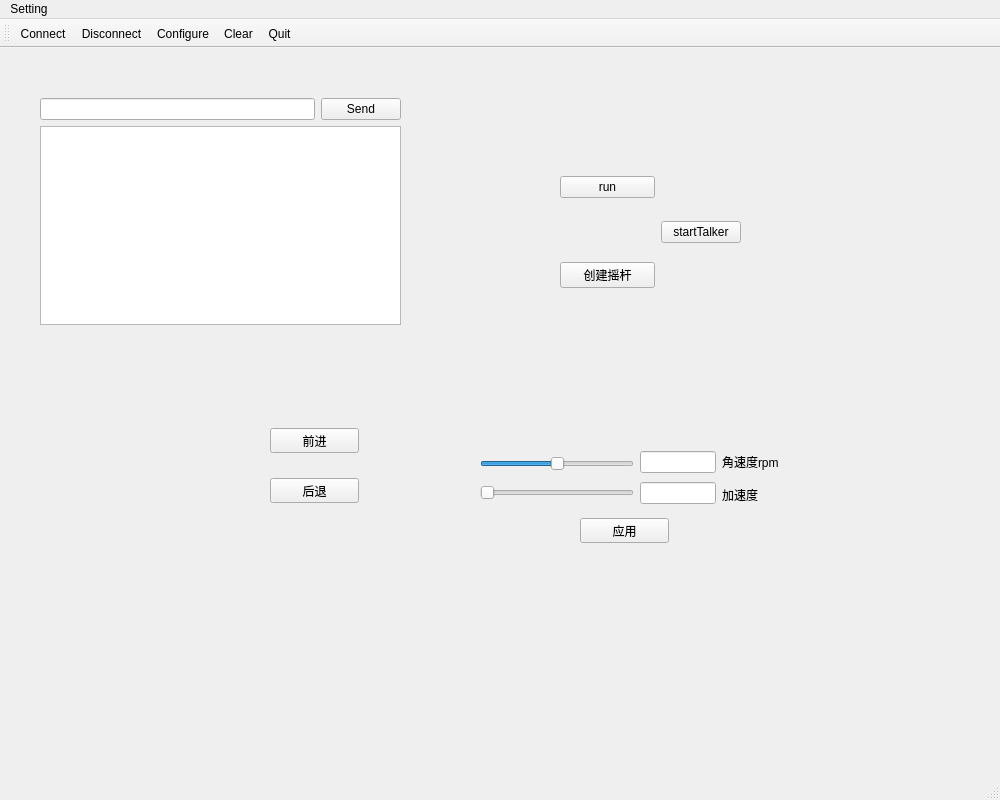
Before: the Qt Designer form ros/catkin_ws/src/qt_app/ui/mainwindow.ui in djl806943371/graduate_project, drawn with Qt 5.
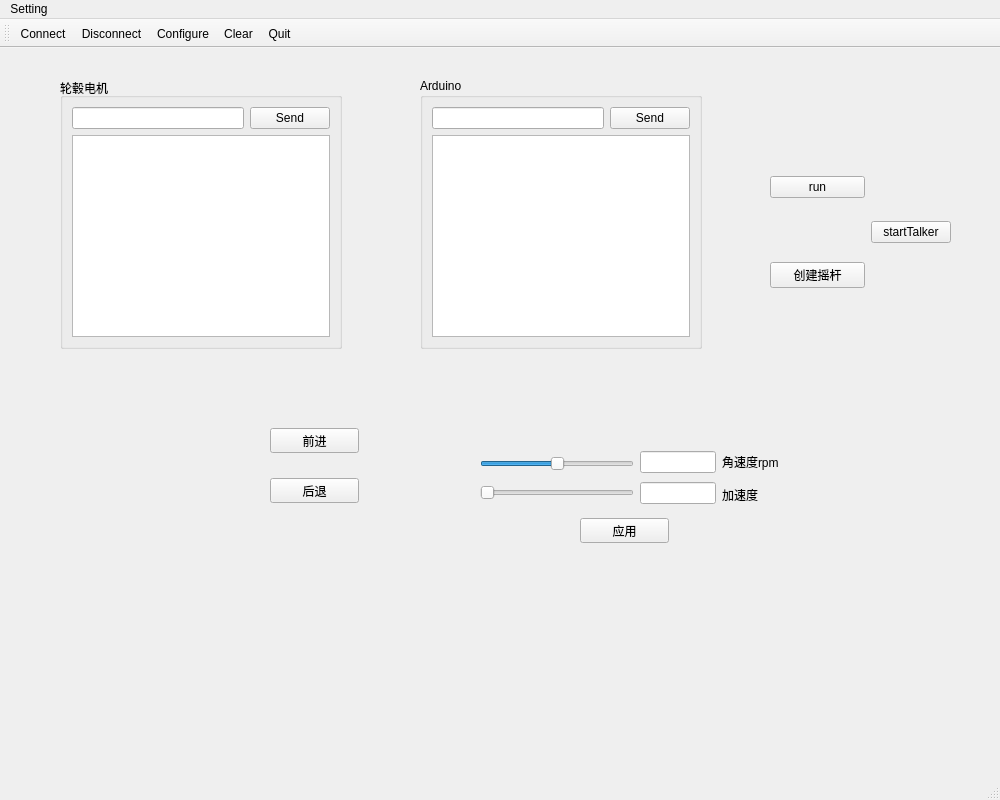
After: the same form once the commit is applied. Icons and pictures are not drawn. Custom widgets are drawn as their Qt base class.

Commit message: 实现跟arduino通信

```diff
--- a/ros/catkin_ws/src/qt_app/ui/mainwindow.ui
+++ b/ros/catkin_ws/src/qt_app/ui/mainwindow.ui
@@ -17,7 +17,7 @@
    <widget class="QWidget" name="layoutWidget">
     <property name="geometry">
      <rect>
-      <x>560</x>
+      <x>770</x>
       <y>110</y>
       <width>181</width>
       <height>149</height>
@@ -152,42 +152,6 @@
      <number>300</number>
     </property>
    </widget>
-   <widget class="QWidget" name="layoutWidget1">
-    <property name="geometry">
-     <rect>
-      <x>40</x>
-      <y>50</y>
-      <width>361</width>
-      <height>227</height>
-     </rect>
-    </property>
-    <layout class="QVBoxLayout" name="verticalLayout_2">
-     <item>
-      <layout class="QHBoxLayout" name="horizontalLayout">
-       <item>
-        <widget class="QLineEdit" name="sendEdit"/>
-       </item>
-       <item>
-        <widget class="QPushButton" name="sendButton">
-         <property name="text">
-          <string>Send</string>
-         </property>
-        </widget>
-       </item>
-      </layout>
-     </item>
-     <item>
-      <widget class="QListWidget" name="logWidget">
-       <property name="autoScroll">
-        <bool>true</bool>
-       </property>
-       <property name="editTriggers">
-        <set>QAbstractItemView::NoEditTriggers</set>
-       </property>
-      </widget>
-     </item>
-    </layout>
-   </widget>
    <widget class="QPushButton" name="applyButton">
     <property name="geometry">
      <rect>
@@ -285,6 +249,84 @@
      </item>
     </layout>
    </widget>
+   <widget class="QGroupBox" name="groupBox">
+    <property name="geometry">
+     <rect>
+      <x>60</x>
+      <y>30</y>
+      <width>282</width>
+      <height>271</height>
+     </rect>
+    </property>
+    <property name="title">
+     <string>轮毂电机</string>
+    </property>
+    <layout class="QVBoxLayout" name="verticalLayout_6">
+     <item>
+      <layout class="QHBoxLayout" name="horizontalLayout">
+       <item>
+        <widget class="QLineEdit" name="sendEdit"/>
+       </item>
+       <item>
+        <widget class="QPushButton" name="sendButton">
+         <property name="text">
+          <string>Send</string>
+         </property>
+        </widget>
+       </item>
+      </layout>
+     </item>
+     <item>
+      <widget class="QListWidget" name="logWidget">
+       <property name="autoScroll">
+        <bool>true</bool>
+       </property>
+       <property name="editTriggers">
+        <set>QAbstractItemView::NoEditTriggers</set>
+       </property>
+      </widget>
+     </item>
+    </layout>
+   </widget>
+   <widget class="QGroupBox" name="groupBox_2">
+    <property name="geometry">
+     <rect>
+      <x>420</x>
+      <y>30</y>
+      <width>282</width>
+      <height>271</height>
+     </rect>
+    </property>
+    <property name="title">
+     <string>Arduino</string>
+    </property>
+    <layout class="QVBoxLayout" name="verticalLayout_7">
+     <item>
+      <layout class="QHBoxLayout" name="horizontalLayout_3">
+       <item>
+        <widget class="QLineEdit" name="sendEdit_2"/>
+       </item>
+       <item>
+        <widget class="QPushButton" name="sendButton_2">
+         <property name="text">
+          <string>Send</string>
+         </property>
+        </widget>
+       </item>
+      </layout>
+     </item>
+     <item>
+      <widget class="QListWidget" name="logWidget_2">
+       <property name="autoScroll">
+        <bool>true</bool>
+       </property>
+       <property name="editTriggers">
+        <set>QAbstractItemView::NoEditTriggers</set>
+       </property>
+      </widget>
+     </item>
+    </layout>
+   </widget>
   </widget>
   <widget class="QMenuBar" name="menubar">
    <property name="geometry">
```
The commit also changes 7 other files.
